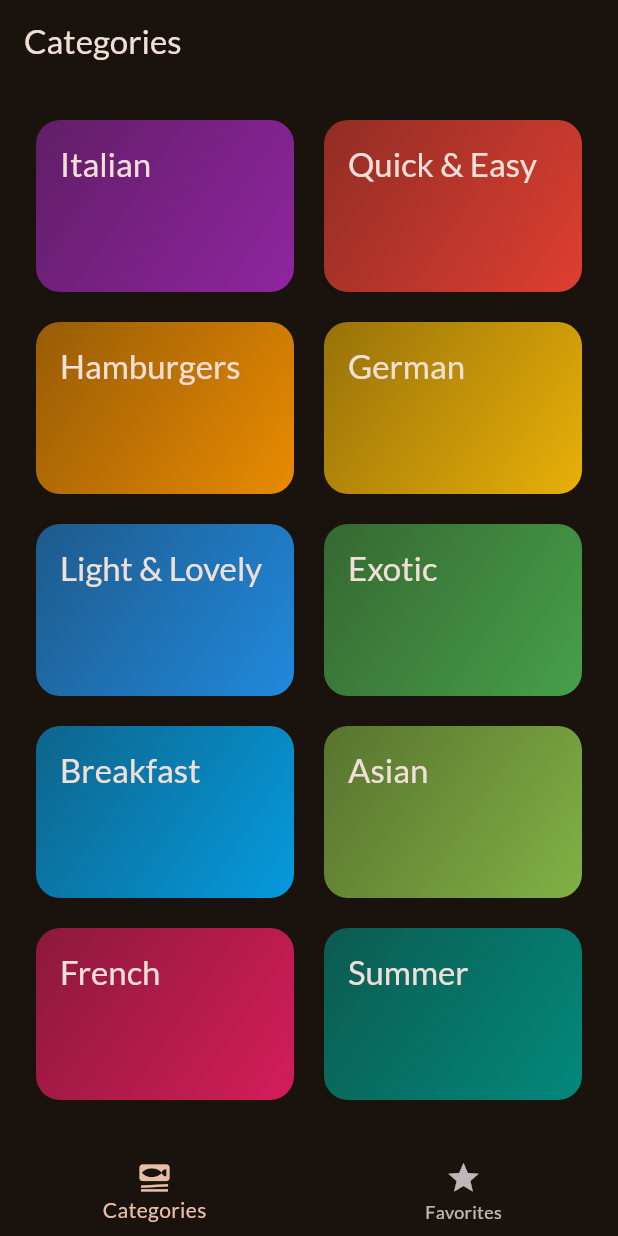
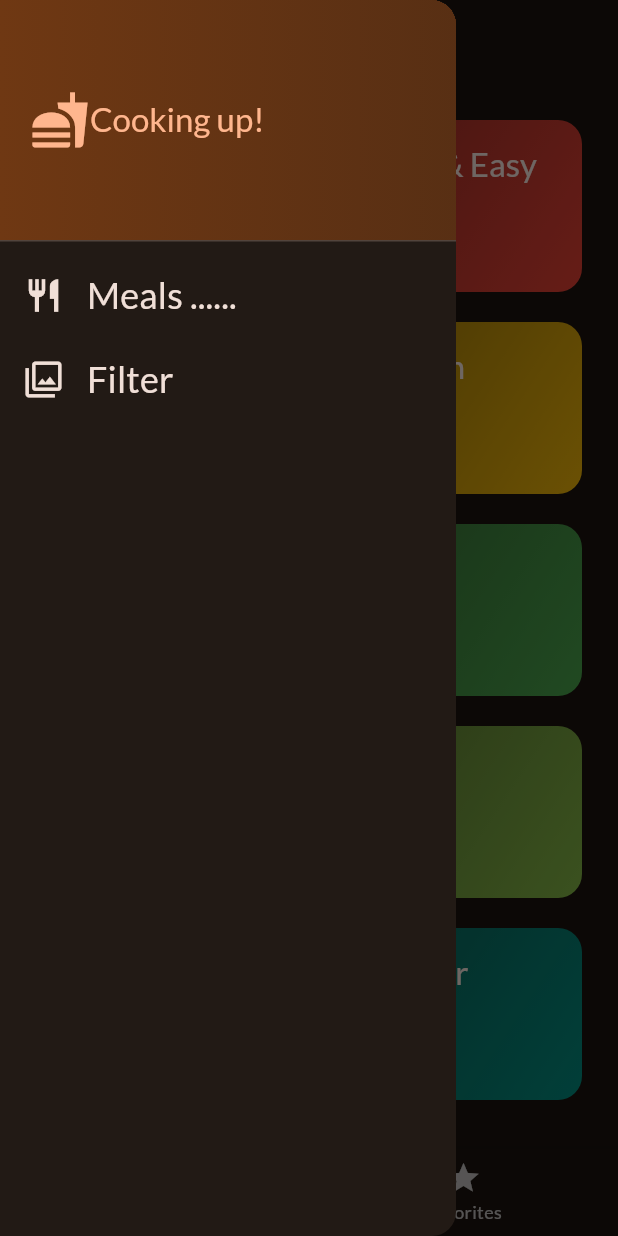
Before and after one commit to ashokstha61/meal_app, a Flutter app: the screen it shows after launch, with the side drawer open (before the commit the screen has no drawer), on a phone screen of 412 x 824 dp. Run offline on Flutter 3.47's test engine with Material 3 defaults, Android fonts, the phone set to English and light mode, and no system bars; our stand-ins replace google_fonts, transparent_image.

Commit message:
creating drawer and passing filters to the dwarer

```diff
--- a/lib/screens/tabs.dart
+++ b/lib/screens/tabs.dart
@@ -2,6 +2,7 @@ import 'package:flutter/material.dart';
 import 'package:meal_app/model/meal.dart';
 import 'package:meal_app/screens/categories.dart';
 import 'package:meal_app/screens/meals.dart';
+import 'package:meal_app/widgets/main_drawer.dart';
 
 class TabScreen extends StatefulWidget {
   const TabScreen({super.key});
@@ -15,13 +16,25 @@ class _TabScreenState extends State<TabScreen> {
 
   final List<Meal> _favouriteMeals = [];
 
+  void _showInfoMessage(String message) {
+    ScaffoldMessenger.of(context).clearSnackBars();
+    ScaffoldMessenger.of(context)
+        .showSnackBar(SnackBar(content: Text(message)));
+  }
+
   void _tougleMealFavouriteStatus(Meal meal) {
     final isExisting = _favouriteMeals.contains(meal);
 
     if (isExisting) {
-      _favouriteMeals.remove(meal);
+      setState(() {
+        _favouriteMeals.remove(meal);
+      });
+      _showInfoMessage('Meal is not favourite now');
     } else {
-      _favouriteMeals.add(meal);
+      setState(() {
+        _favouriteMeals.add(meal);
+      });
+      _showInfoMessage('New favourite is added in the favourite');
     }
   }
 
@@ -29,6 +42,13 @@ class _TabScreenState extends State<TabScreen> {
     setState(() {
       _selectedPageIndex = index;
     });
+  }
+
+  void _setScreen(String identifier) {
+    if (identifier == 'filters') {
+    } else {
+      Navigator.of(context).pop();
+    }
   }
 
   @override
@@ -40,7 +60,7 @@ class _TabScreenState extends State<TabScreen> {
 
     if (_selectedPageIndex == 1) {
       activePage = MealsScreen(
-        meals: [],
+        meals: _favouriteMeals,
         onTougleFavourite: _tougleMealFavouriteStatus,
       );
       activePageTitle = 'your Favourites';
@@ -48,6 +68,9 @@ class _TabScreenState extends State<TabScreen> {
     return Scaffold(
         appBar: AppBar(
           title: Text(activePageTitle),
+        ),
+        drawer: MainDrawer(
+          onSelectScreen: _setScreen,
         ),
         body: activePage,
         bottomNavigationBar: BottomNavigationBar(
--- /dev/null
+++ b/lib/widgets/main_drawer.dart
@@ -0,0 +1,77 @@
+import 'package:flutter/material.dart';
+
+class MainDrawer extends StatelessWidget {
+  const MainDrawer({super.key, required this.onSelectScreen});
+
+  final void Function(String identifier) onSelectScreen;
+
+  @override
+  Widget build(BuildContext context) {
+    return Drawer(
+      child: Column(
+        children: [
+          DrawerHeader(
+            padding: EdgeInsets.all(20),
+            decoration: BoxDecoration(
+                gradient: LinearGradient(colors: [
+              Theme.of(context).colorScheme.primaryContainer,
+              Theme.of(context).colorScheme.primaryContainer.withOpacity(0.7),
+            ])),
+            child: Row(
+              children: [
+                Icon(
+                  Icons.fastfood,
+                  size: 40,
+                  color: Theme.of(context).colorScheme.primary,
+                ),
+                SizedBox(
+                  height: 12,
+                ),
+                Text(
+                  'Cooking up!',
+                  style: Theme.of(context)
+                      .textTheme
+                      .titleLarge!
+                      .copyWith(color: Theme.of(context).colorScheme.primary),
+                ),
+              ],
+            ),
+          ),
+          ListTile(
+              leading: Icon(
+                Icons.restaurant,
+                size: 26,
+                color: Theme.of(context).colorScheme.onBackground,
+              ),
+              title: Text(
+                'Meals ......',
+                style: Theme.of(context).textTheme.titleSmall!.copyWith(
+                      color: Theme.of(context).colorScheme.onBackground,
+                      fontSize: 24,
+                    ),
+              ),
+              onTap: () {
+                onSelectScreen('meals');
+              }),
+          ListTile(
+            leading: Icon(
+              Icons.filter,
+              size: 26,
+              color: Theme.of(context).colorScheme.onBackground,
+            ),
+            title: Text(
+              'Filter',
+              style: Theme.of(context).textTheme.titleSmall!.copyWith(
+                    color: Theme.of(context).colorScheme.onBackground,
+                    fontSize: 24,
+                  ),
+            ),
+            onTap: () {
+              onSelectScreen('fliters');
+            },
+          ),
+        ],
+      ),
+    );
+  }
+}
```
